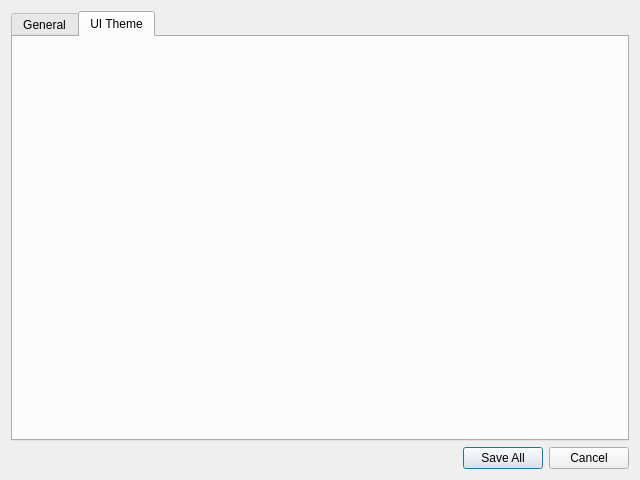
First picture: the form in PluginBuilder/settings.ui, repository Mecanes-Org/PluginBuilder-source, before the edit.
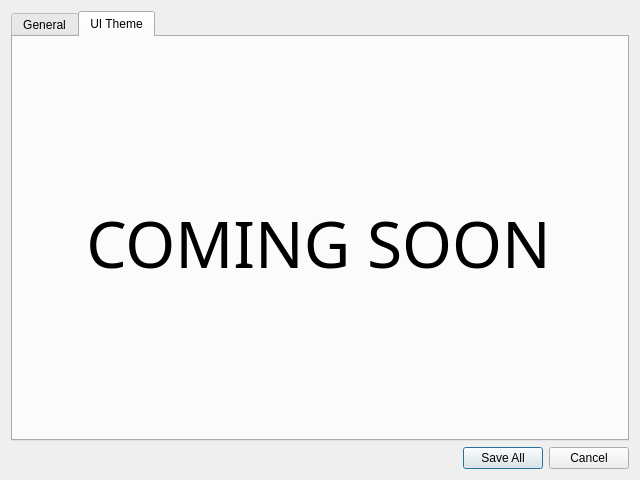
Second picture: the form after the edit. The open tabs and pages were chosen to show the change. Icons and pictures are not drawn.

Commit message:
v0.7.7.1 *New - Instruction Update - Updated UI Main, Settings - Small Update ...
*Next
- Add notifications ( software update, popup )
- Add UI theme system

Patch:
```diff
--- a/PluginBuilder/settings.ui
+++ b/PluginBuilder/settings.ui
@@ -39,6 +39,9 @@
   <layout class="QVBoxLayout" name="verticalLayout_3">
    <item>
     <widget class="QTabWidget" name="tabWidget">
+     <property name="enabled">
+      <bool>true</bool>
+     </property>
      <property name="currentIndex">
       <number>0</number>
      </property>
@@ -443,6 +446,34 @@
       <attribute name="title">
        <string>UI Theme</string>
       </attribute>
+      <widget class="QLabel" name="label_7">
+       <property name="geometry">
+        <rect>
+         <x>30</x>
+         <y>35</y>
+         <width>551</width>
+         <height>341</height>
+        </rect>
+       </property>
+       <property name="sizePolicy">
+        <sizepolicy hsizetype="Preferred" vsizetype="Preferred">
+         <horstretch>0</horstretch>
+         <verstretch>0</verstretch>
+        </sizepolicy>
+       </property>
+       <property name="font">
+        <font>
+         <family>Segoe Print</family>
+         <pointsize>48</pointsize>
+        </font>
+       </property>
+       <property name="text">
+        <string>COMING SOON</string>
+       </property>
+       <property name="alignment">
+        <set>Qt::AlignmentFlag::AlignCenter</set>
+       </property>
+      </widget>
      </widget>
     </widget>
    </item>
```
Left out of the diff: 8 changed lines with no effect on the pictures. The commit also changes 3 other files.
